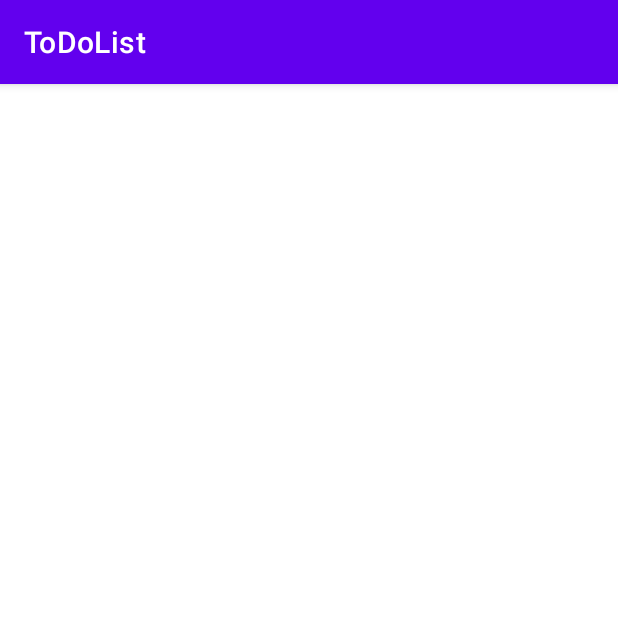
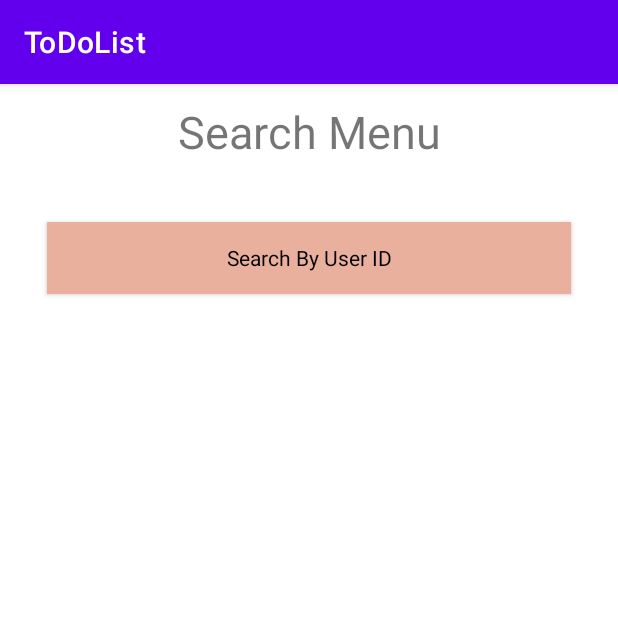
Before and after one commit to srvn-nm/AndroidStudio, an Android app: the MenuActivity screen opened directly, with no data from a screen before it, on a phone screen of 412 x 824 dp, the top half of it. Run offline under Robolectric (Android 15) with nearby library versions, the phone set to English and light mode, and no system bars; 4 statements that could not run were skipped.

Commit message:
starting to design the menu activity

```diff
--- a/ToDoList/app/src/main/res/layout/activity_menu.xml
+++ b/ToDoList/app/src/main/res/layout/activity_menu.xml
@@ -4,6 +4,43 @@
     xmlns:tools="http://schemas.android.com/tools"
     android:layout_width="match_parent"
     android:layout_height="match_parent"
+    android:layout_margin="40dp"
     tools:context=".MenuActivity">
 
+    <LinearLayout
+        android:id="@+id/linearLayout2"
+        android:layout_width="0dp"
+        android:layout_height="0dp"
+        android:layout_marginStart="1dp"
+        android:layout_marginTop="1dp"
+        android:layout_marginEnd="1dp"
+        android:layout_marginBottom="1dp"
+        android:orientation="vertical"
+        app:layout_constraintBottom_toBottomOf="parent"
+        app:layout_constraintEnd_toEndOf="parent"
+        app:layout_constraintStart_toStartOf="parent"
+        app:layout_constraintTop_toTopOf="parent">
+
+        <TextView
+            android:id="@+id/textView3"
+            android:layout_width="match_parent"
+            android:layout_height="wrap_content"
+            android:layout_gravity="center"
+            android:layout_margin="10dp"
+            android:gravity="center"
+            android:text="@string/search_menu"
+            android:textSize="30dp"
+            tools:ignore="SpUsage" />
+
+        <Button
+            android:id="@+id/button"
+            style="@android:style/Widget.Holo.Light.Button.Small"
+            android:layout_width="match_parent"
+            android:layout_height="wrap_content"
+            android:layout_margin="30dp"
+            android:background="#EAB09E"
+            app:backgroundTint="#EAB09E"
+            android:text="@string/search_by_user_id"/>
+
+    </LinearLayout>
 </androidx.constraintlayout.widget.ConstraintLayout>
--- a/ToDoList/app/src/main/res/values/strings.xml
+++ b/ToDoList/app/src/main/res/values/strings.xml
@@ -5,4 +5,6 @@
     <string name="todo_list">ToDo List</string>
     <string name="loading_notes">Loading Notes ...</string>
     <string name="todo">TODO</string>
+    <string name="search_menu">Search Menu</string>
+    <string name="search_by_user_id">Search By User ID</string>
 </resources>
```
